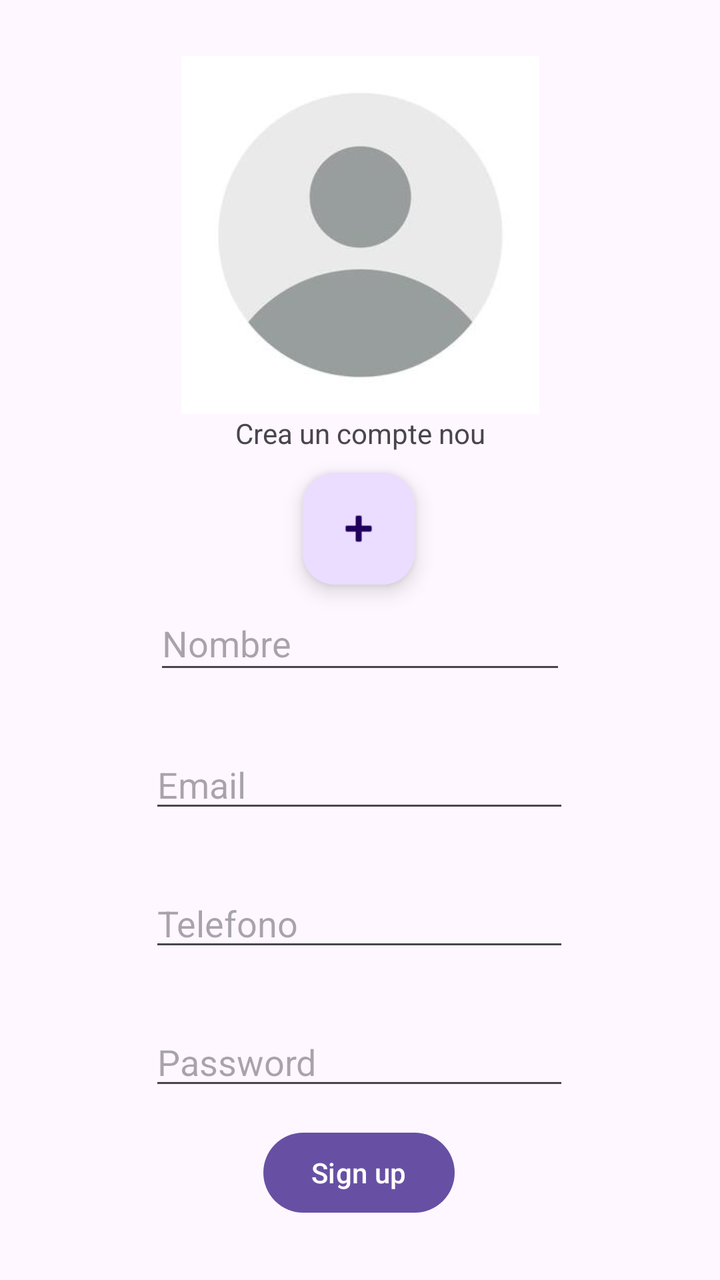
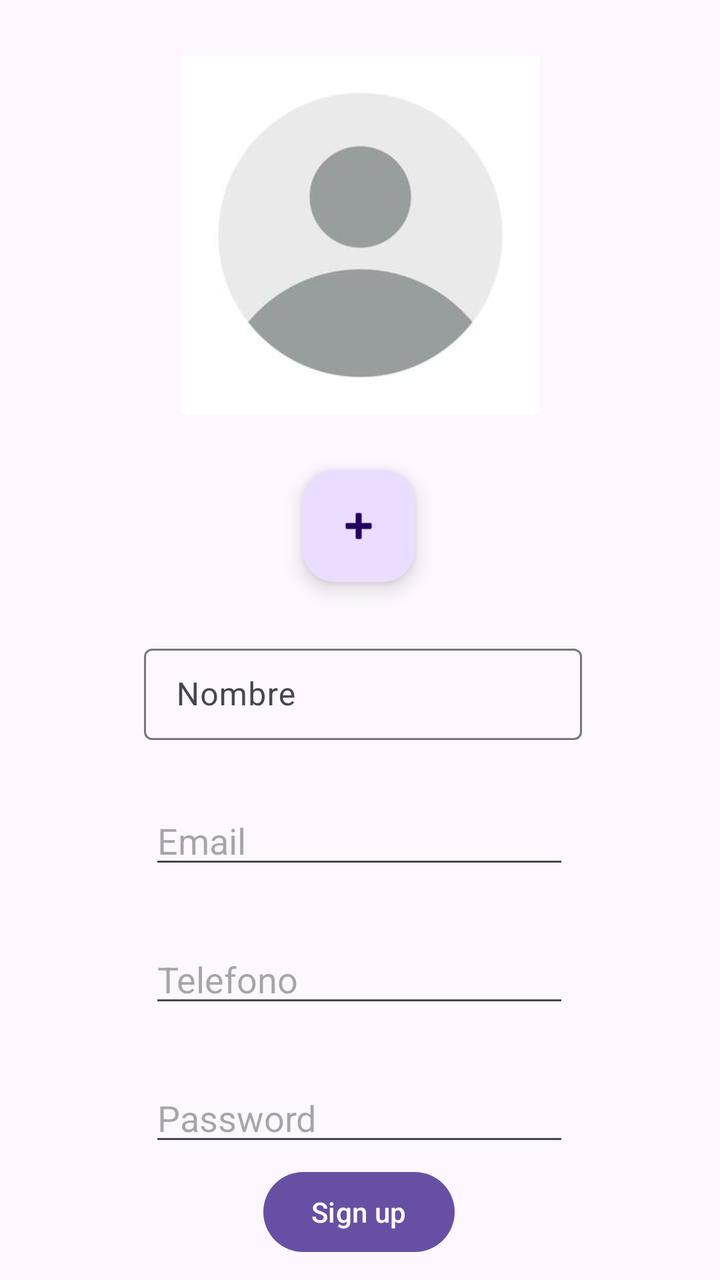

Compare the two renders of this Android layout. The source of the first and the diff that turns it into the second are given below.
<!-- AndroidManifest.xml: application theme Theme.Activitat1ConstraintLayout -->
<!-- res/layout/activity_main.xml -->
<?xml version="1.0" encoding="utf-8"?>
<androidx.constraintlayout.widget.ConstraintLayout xmlns:android="http://schemas.android.com/apk/res/android"
    xmlns:app="http://schemas.android.com/apk/res-auto"
    xmlns:tools="http://schemas.android.com/tools"
    android:id="@+id/main"
    android:layout_width="match_parent"
    android:layout_height="match_parent"
    tools:context=".MainActivity">

    <EditText
        android:id="@+id/editTextEmail"
        android:layout_width="wrap_content"
        android:layout_height="wrap_content"
        android:layout_marginTop="28dp"
        android:ems="10"
        android:hint="Email"
        android:inputType="textEmailAddress"
        app:layout_constraintEnd_toEndOf="parent"
        app:layout_constraintHorizontal_bias="0.497"
        app:layout_constraintStart_toStartOf="parent"
        app:layout_constraintTop_toBottomOf="@+id/textInputEditText2" />

    <EditText
        android:id="@+id/editTextPhone"
        android:layout_width="wrap_content"
        android:layout_height="wrap_content"
        android:layout_marginTop="28dp"
        android:ems="10"
        android:hint="Telefono"
        android:inputType="phone"
        app:layout_constraintEnd_toEndOf="parent"
        app:layout_constraintHorizontal_bias="0.497"
        app:layout_constraintStart_toStartOf="parent"
        app:layout_constraintTop_toBottomOf="@+id/editTextEmail" />

    <EditText
        android:id="@+id/editTextTextPassword"
        android:layout_width="wrap_content"
        android:layout_height="wrap_content"
        android:layout_marginTop="28dp"
        android:ems="10"
        android:hint="Password"
        android:inputType="textPassword"
        app:layout_constraintEnd_toEndOf="parent"
        app:layout_constraintHorizontal_bias="0.497"
        app:layout_constraintStart_toStartOf="parent"
        app:layout_constraintTop_toBottomOf="@+id/editTextPhone" />

    <Button
        android:id="@+id/buttonSignUp"
        android:layout_width="wrap_content"
        android:layout_height="wrap_content"
        android:text="Sign up"
        app:layout_constraintBottom_toBottomOf="parent"
        app:layout_constraintEnd_toEndOf="parent"
        app:layout_constraintHorizontal_bias="0.498"
        app:layout_constraintStart_toStartOf="parent"
        app:layout_constraintTop_toBottomOf="@+id/editTextTextPassword"
        app:layout_constraintVertical_bias="0.29" />

    <com.google.android.material.floatingactionbutton.FloatingActionButton
        android:id="@+id/floatingActionButton2"
        android:layout_width="wrap_content"
        android:layout_height="wrap_content"
        android:layout_marginTop="20dp"
        android:clickable="true"
        app:layout_constraintBottom_toTopOf="@+id/textInputEditText2"
        app:layout_constraintEnd_toEndOf="parent"
        app:layout_constraintHorizontal_bias="0.498"
        app:layout_constraintStart_toStartOf="parent"
        app:layout_constraintTop_toBottomOf="@+id/imageView"
        app:layout_constraintVertical_bias="0.622"
        app:srcCompat="@android:drawable/ic_input_add" />

    <ImageView
        android:id="@+id/imageView"
        android:layout_width="183dp"
        android:layout_height="179dp"
        android:layout_marginTop="28dp"
        app:layout_constraintEnd_toEndOf="parent"
        app:layout_constraintStart_toStartOf="parent"
        app:layout_constraintTop_toTopOf="parent"
        app:srcCompat="@drawable/Icono" />

    <com.google.android.material.textfield.TextInputLayout
        android:id="@+id/textInputLayout2"
        android:layout_width="match_parent"
        android:layout_height="wrap_content"
        android:hint="@string/form_username">

    </com.google.android.material.textfield.TextInputLayout>

    <com.google.android.material.textfield.TextInputEditText
        android:id="@+id/textInputEditText2"
        android:layout_width="206dp"
        android:layout_height="44dp"
        android:hint="Nombre"
        app:layout_constraintBottom_toBottomOf="parent"
        app:layout_constraintEnd_toEndOf="parent"
        app:layout_constraintStart_toStartOf="parent"
        app:layout_constraintTop_toTopOf="parent" />

    <TextView
        android:id="@+id/textView"
        android:layout_width="wrap_content"
        android:layout_height="wrap_content"
        android:text="Crea un compte nou"
        app:layout_constraintEnd_toEndOf="parent"
        app:layout_constraintStart_toStartOf="parent"
        app:layout_constraintTop_toBottomOf="@+id/imageView" />


</androidx.constraintlayout.widget.ConstraintLayout>
<!-- resources referenced by this layout -->
<resources>
  <!-- drawable Icono: jpg bitmap (drawable, 3338 bytes) -->
  <style name="Theme.Activitat1ConstraintLayout" parent="Base.Theme.Activitat1ConstraintLayout" />
  <style name="Base.Theme.Activitat1ConstraintLayout" parent="Theme.Material3.DayNight.NoActionBar">
          
          
      </style>
</resources>

<!-- the commit's change to res/layout/activity_main.xml (unified diff, before → after) -->
@@ -18,7 +18,7 @@
         app:layout_constraintEnd_toEndOf="parent"
         app:layout_constraintHorizontal_bias="0.497"
         app:layout_constraintStart_toStartOf="parent"
-        app:layout_constraintTop_toBottomOf="@+id/textInputEditText2" />
+        app:layout_constraintTop_toBottomOf="@+id/textInputLayout2" />
 
     <EditText
         android:id="@+id/editTextPhone"
@@ -59,55 +59,44 @@
         app:layout_constraintVertical_bias="0.29" />
 
     <com.google.android.material.floatingactionbutton.FloatingActionButton
-        android:id="@+id/floatingActionButton2"
+        android:id="@+id/buttonMas"
         android:layout_width="wrap_content"
         android:layout_height="wrap_content"
-        android:layout_marginTop="20dp"
+        android:layout_marginTop="28dp"
         android:clickable="true"
-        app:layout_constraintBottom_toTopOf="@+id/textInputEditText2"
         app:layout_constraintEnd_toEndOf="parent"
         app:layout_constraintHorizontal_bias="0.498"
         app:layout_constraintStart_toStartOf="parent"
-        app:layout_constraintTop_toBottomOf="@+id/imageView"
-        app:layout_constraintVertical_bias="0.622"
+        app:layout_constraintTop_toBottomOf="@+id/imageViewLogo"
         app:srcCompat="@android:drawable/ic_input_add" />
 
     <ImageView
-        android:id="@+id/imageView"
+        android:id="@+id/imageViewLogo"
         android:layout_width="183dp"
         android:layout_height="179dp"
         android:layout_marginTop="28dp"
         app:layout_constraintEnd_toEndOf="parent"
         app:layout_constraintStart_toStartOf="parent"
         app:layout_constraintTop_toTopOf="parent"
-        app:srcCompat="@drawable/Icono" />
+        app:srcCompat="@drawable/icono" />
+
 
     <com.google.android.material.textfield.TextInputLayout
         android:id="@+id/textInputLayout2"
-        android:layout_width="match_parent"
-        android:layout_height="wrap_content"
-        android:hint="@string/form_username">
+        android:layout_width="219dp"
+        android:layout_height="51dp"
+        android:layout_marginTop="28dp"
+        android:hint="Nombre"
+        app:layout_constraintEnd_toEndOf="parent"
+        app:layout_constraintHorizontal_bias="0.51"
+        app:layout_constraintStart_toStartOf="parent"
+        app:layout_constraintTop_toBottomOf="@+id/buttonMas">
 
+        <com.google.android.material.textfield.TextInputEditText
+            android:id="@+id/textInputEditText2"
+            android:layout_width="match_parent"
+            android:layout_height="wrap_content" />
     </com.google.android.material.textfield.TextInputLayout>
-
-    <com.google.android.material.textfield.TextInputEditText
-        android:id="@+id/textInputEditText2"
-        android:layout_width="206dp"
-        android:layout_height="44dp"
-        android:hint="Nombre"
-        app:layout_constraintBottom_toBottomOf="parent"
-        app:layout_constraintEnd_toEndOf="parent"
-        app:layout_constraintStart_toStartOf="parent"
-        app:layout_constraintTop_toTopOf="parent" />
-
-    <TextView
-        android:id="@+id/textView"
-        android:layout_width="wrap_content"
-        android:layout_height="wrap_content"
-        android:text="Crea un compte nou"
-        app:layout_constraintEnd_toEndOf="parent"
-        app:layout_constraintStart_toStartOf="parent"
-        app:layout_constraintTop_toBottomOf="@+id/imageView" />
 
 
 </androidx.constraintlayout.widget.ConstraintLayout>
<!-- resource entries referenced after the edit -->
@@ -1,6 +1,6 @@
 <!-- resources referenced by this layout -->
 <resources>
-  <!-- drawable Icono: jpg bitmap (drawable, 3338 bytes) -->
+  <!-- drawable icono: jpg bitmap (drawable, 3338 bytes) -->
   <style name="Theme.Activitat1ConstraintLayout" parent="Base.Theme.Activitat1ConstraintLayout" />
   <style name="Base.Theme.Activitat1ConstraintLayout" parent="Theme.Material3.DayNight.NoActionBar">
           
